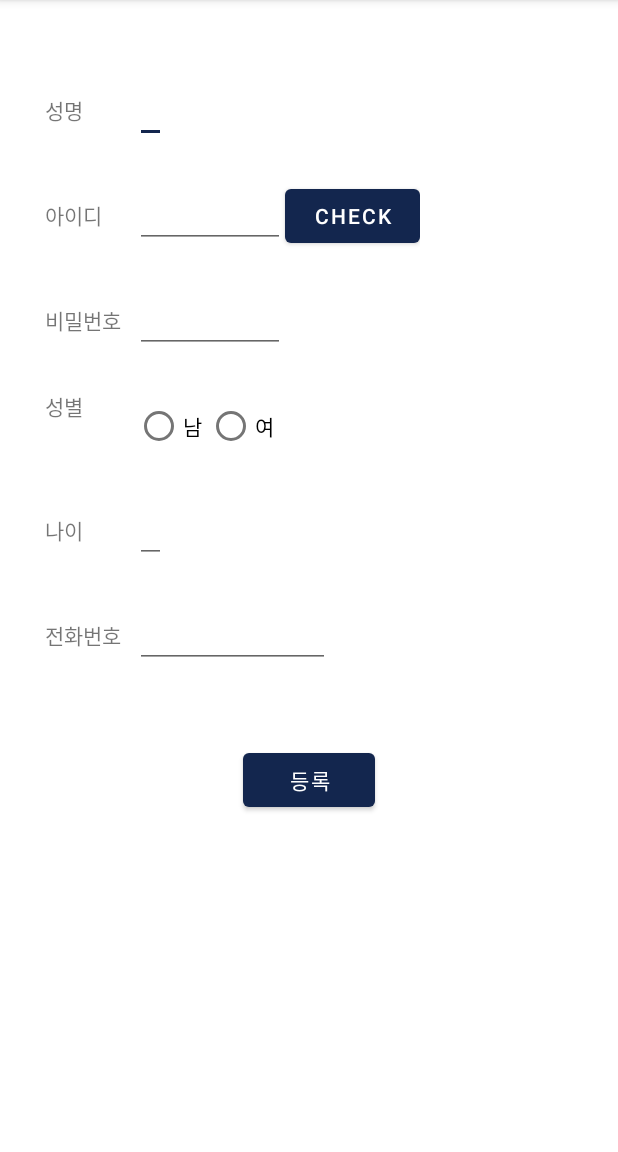
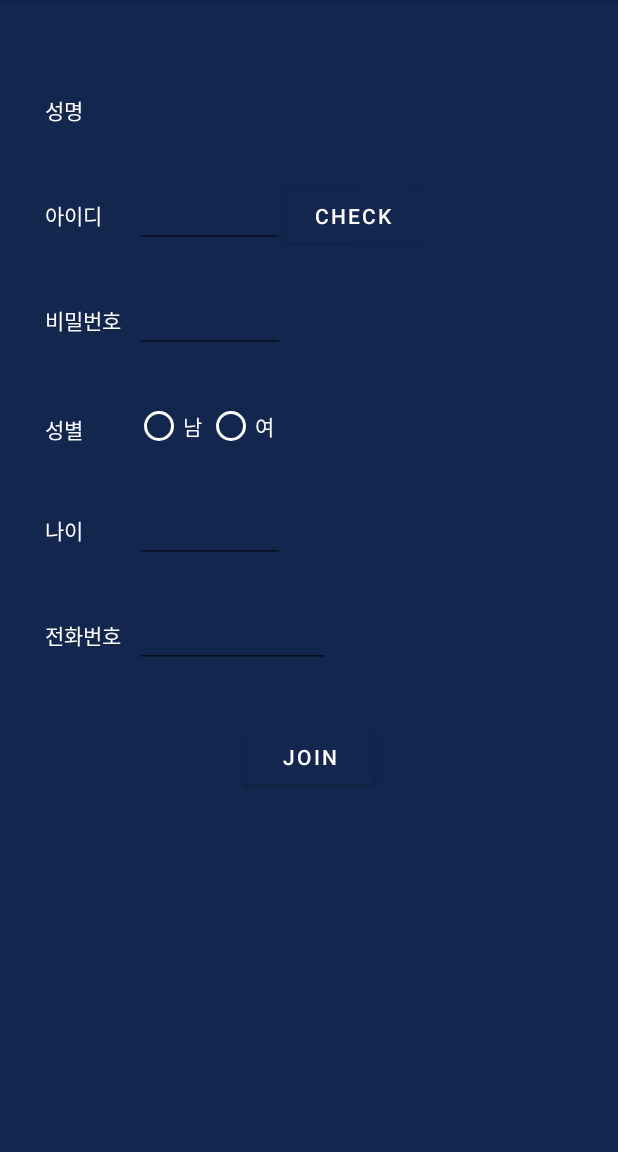
Before and after one commit to su0su/MovieInside, an Android app: the JoinActivity screen opened directly, with no data from a screen before it, on a phone screen of 412 x 824 dp, the part 84-1236 px from its top. Run offline under Robolectric (Android 15) with nearby library versions, the phone set to English and light mode, and no system bars; Roboto replaces fonts that are not available here.

Commit message:
join창 수정

```diff
--- a/app/src/main/java/com/example/myapplication/MainActivity.kt
+++ b/app/src/main/java/com/example/myapplication/MainActivity.kt
@@ -48,10 +48,6 @@ class MainActivity : AppCompatActivity() {
             )
 
             if (cursor.getCount() == 1) {
-                val dialog = AlertDialog.Builder(this@MainActivity)
-                dialog.setTitle("로그인 성공")
-                dialog.setMessage("로그인에 성공했습니다")
-                dialog.show()
                 val Movieintent = Intent(this, MovieSearch::class.java)
                 startActivity(Movieintent)
 
--- a/app/src/main/res/layout/joinpage.xml
+++ b/app/src/main/res/layout/joinpage.xml
@@ -4,6 +4,7 @@
     android:layout_width="match_parent"
     android:layout_height="match_parent"
     android:orientation="vertical"
+    android:background="@color/navy"
     android:paddingTop="50dp"
     android:paddingLeft="30dp"
     android:paddingRight="30dp"
@@ -14,12 +15,14 @@
         android:layout_width="wrap_content"
         android:layout_height="70dp">
         <TextView
+            android:textColor="@color/white"
             android:layout_width="60sp"
             android:layout_height="wrap_content"
             android:text="성명" />
         <EditText
+            android:textColor="@color/white"
             android:id="@+id/edtName"
-            android:layout_width="match_parent"
+            android:layout_width="100sp"
             android:layout_height="wrap_content"/>
     </LinearLayout>
 
@@ -28,10 +31,13 @@
         android:layout_width="wrap_content"
         android:layout_height="70dp">
         <TextView
+            android:paddingTop="5dp"
+            android:textColor="@color/white"
             android:layout_width="60sp"
             android:layout_height="wrap_content"
             android:text="아이디" />
         <EditText
+            android:textColor="@color/white"
             android:id="@+id/edtId"
             android:layout_width="100sp"
             android:layout_height="wrap_content"/>
@@ -40,8 +46,7 @@
             android:id="@+id/idCheck"
             android:layout_width="90sp"
             android:layout_height="wrap_content"
-            android:text="CHECK"
-            />
+            android:text="CHECK" />
 
 
     </LinearLayout>
@@ -51,12 +56,13 @@
         android:layout_width="wrap_content"
         android:layout_height="70dp">
         <TextView
+            android:textColor="@color/white"
             android:layout_width="60sp"
             android:layout_height="wrap_content"
             android:text="비밀번호" />
         <EditText
+            android:textColor="@color/white"
             android:id="@+id/edtPwd"
-            android:inputType="textPassword"
             android:layout_width="100sp"
             android:layout_height="wrap_content"/>
     </LinearLayout>
@@ -65,21 +71,29 @@
         android:orientation="horizontal"
         android:layout_width="wrap_content"
         android:layout_height="70dp">
+
         <TextView
+            android:paddingTop="15dp"
             android:layout_width="60sp"
             android:layout_height="wrap_content"
-            android:text="성별" />
+            android:text="성별"
+            android:textColor="@color/white" />
+
         <RadioGroup
             android:id="@+id/gender"
             android:layout_width="match_parent"
             android:layout_height="wrap_content"
             android:orientation="horizontal">
             <RadioButton
+                android:buttonTint="@color/white"
+                android:textColor="@color/white"
                 android:id="@+id/male"
                 android:layout_width="wrap_content"
                 android:layout_height="wrap_content"
                 android:text="남"/>
             <RadioButton
+                android:buttonTint="@color/white"
+                android:textColor="@color/white"
                 android:id="@+id/female"
                 android:layout_width="wrap_content"
                 android:layout_height="wrap_content"
@@ -92,12 +106,14 @@
         android:layout_height="70dp">
 
         <TextView
+            android:textColor="@color/white"
             android:layout_width="60sp"
             android:layout_height="wrap_content"
             android:text="나이" />
         <EditText
+            android:textColor="@color/white"
             android:id="@+id/edtAge"
-            android:layout_width="match_parent"
+            android:layout_width="100sp"
             android:layout_height="wrap_content"/>
     </LinearLayout>
 
@@ -107,11 +123,13 @@
         android:layout_height="70dp">
 
         <TextView
+            android:textColor="@color/white"
             android:layout_width="60sp"
             android:layout_height="wrap_content"
             android:text="전화번호" />
 
         <EditText
+            android:textColor="@color/white"
             android:id="@+id/edtTel"
             android:layout_width="130sp"
             android:layout_height="wrap_content"/>
@@ -119,15 +137,16 @@
 
     <LinearLayout
         android:layout_width="match_parent"
-        android:layout_height="100dp"
+        android:layout_height="70dp"
         android:gravity="center"
         android:orientation="horizontal">
 
         <Button
+
             android:id="@+id/btnRegister"
             android:layout_width="wrap_content"
             android:layout_height="wrap_content"
-            android:text="등록" />
+            android:text="JOIN" />
     </LinearLayout>
 
 
```
Also changed, not shown: app/src/main/res/layout/activity_main.xml (+22 -9 lines).
